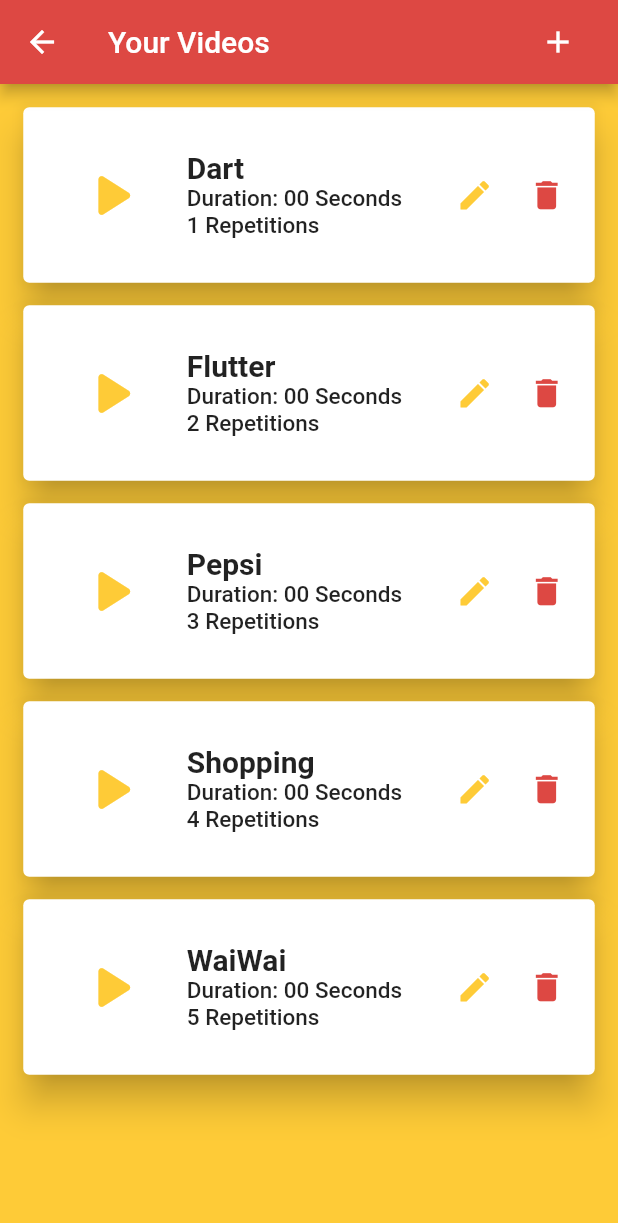
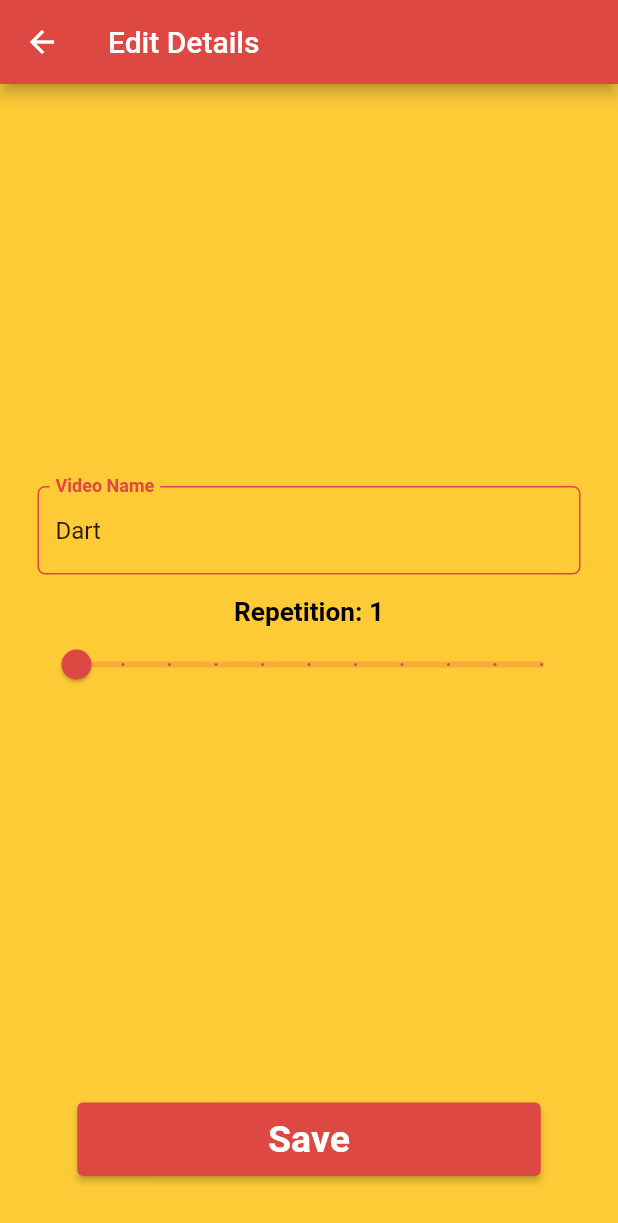
Before and after one commit to AradhyaNepal/2079-Dashain-Practice, a Flutter app: the VideosList screen opened by its route, after a tap on the "edit" icon, on a phone screen of 412 x 824 dp. Shown: the top 1223 px of the screen. Run offline on Flutter 3.47's test engine with Material 2 defaults, Android fonts, the phone set to English and light mode, and no system bars; our stand-ins replace image_picker, smooth_page_indicator, sqflite, video_player; accounts and stored records are empty.

Commit message:
Video Algorithm: CRUD Completed

```diff
--- a/VideoAlgorithm/lib/common/class/database.dart
+++ b/VideoAlgorithm/lib/common/class/database.dart
@@ -81,12 +81,22 @@
 
   }
 
-
+  Future<void> updateAVideo(int id,int repetition,String name) async{
+    await db!.update(
+        videoTableName,
+        {
+          repetitionCol:repetition,
+          nameCol:name
+        },
+        where:"$idCol=?",
+        whereArgs: [id]
+    );
+    await getVideosList(notify: true);
+  }
 
   Future<void> deleteAVideo(int id) async{
     await db!.delete(videoTableName,where:"$idCol=?",whereArgs: [id] );
-    await getVideosList();
-    notifyListeners();
+    await getVideosList(notify: true);
   }
   Future<void> getVideosList ({bool notify=false}) async{
     videosList.clear();
--- a/VideoAlgorithm/lib/common/class/time_dealer.dart
+++ b/VideoAlgorithm/lib/common/class/time_dealer.dart
@@ -5,15 +5,15 @@
     int finalHour = minutes ~/ 60;
     int finalMinutes = minutes - finalHour * 60;
     if (finalHour != 0) {
-      return "${"$finalHour".padLeft(2, "0")}:${"$finalMinutes".padLeft(
+      return "$finalHour:${"$finalMinutes".padLeft(
           2, "0")}:${"$finalSecond".padLeft(2, "0")} Hours";
     }
     else if (finalMinutes != 0) {
-      return "${"$finalMinutes".padLeft(2, "0")}:${"$finalSecond".padLeft(
+      return "$finalMinutes:${"$finalSecond".padLeft(
           2, "0")} Minutes";
     }
     else {
-      return "${finalSecond.toString().padLeft(2, "0")} Seconds";
+      return "$finalSecond Seconds";
     }
   }
 
--- a/VideoAlgorithm/lib/common/constant.dart
+++ b/VideoAlgorithm/lib/common/constant.dart
@@ -4,8 +4,7 @@
   static const String databaseName="db.db";
   static const String howAppWorks="1) In Edit: User can insert, delete, watch and update all stored videos and can set repetition of those videos.\n\n"
       "2) In Play: App's Algorithm make sure in the given timeframe all the videos get played, and higher repetition video played more.\n\n"
-      "3) In Play's Setting: User can choose for how much timeframe all videos are supposed to be played.\n\n"
-      "4) In Play & Its Setting: User can't skip any video. They have to watch Everything, but they can reset the timeframe to make algorithm make playlist again";
+      "3) In Play's Setting: User can choose for how much timeframe all videos are supposed to be played.";
   static List<String> defaultVideosName=[
     "Dart",
     "Flutter",
--- a/VideoAlgorithm/lib/main.dart
+++ b/VideoAlgorithm/lib/main.dart
@@ -4,6 +4,7 @@
 import 'package:video_algorithm/common/class/database.dart';
 import 'package:video_algorithm/common/color.dart';
 import 'package:video_algorithm/screens/edit_video/add_video.dart';
+import 'package:video_algorithm/screens/edit_video/edit_video.dart';
 import 'package:video_algorithm/screens/edit_video/videos_list.dart';
 import 'package:video_algorithm/screens/home_page/home_page.dart';
 import 'package:video_algorithm/screens/home_page/splash_page.dart';
@@ -37,6 +38,7 @@
           HomePage.route:(context)=>const HomePage(),
           VideosList.route:(context)=>const VideosList(),
           AddVideoPage.route:(context)=> AddVideoPage(),
+          EditVideo.route:(context)=> const EditVideo(),
         },
       ),
     );
--- /dev/null
+++ b/VideoAlgorithm/lib/screens/edit_video/edit_video.dart
@@ -0,0 +1,131 @@
+import 'package:flutter/material.dart';
+import 'package:provider/provider.dart';
+import 'package:video_algorithm/common/class/database.dart';
+import 'package:video_algorithm/common/color.dart';
+import 'package:video_algorithm/common/theme.dart';
+import 'package:video_algorithm/metadata/model/videos_model.dart';
+
+class EditVideo extends StatefulWidget {
+  static const String route="EditVideo";
+  const EditVideo({Key? key}) : super(key: key);
+
+  @override
+  State<EditVideo> createState() => _EditVideoState();
+}
+
+class _EditVideoState extends State<EditVideo> {
+
+  int repetitionValue=1;
+  bool isSaving=false;
+  late VideoModel videoModal;
+  String textValue="";
+  final TextEditingController initialValueController=TextEditingController();
+
+  @override
+  void initState() {
+    // TODO: implement initState
+    super.initState();
+    WidgetsBinding.instance.addPostFrameCallback((timeStamp) {
+      videoModal = ModalRoute.of(context)?.settings.arguments as VideoModel;
+      repetitionValue=videoModal.repetition;
+      textValue=videoModal.name;
+      initialValueController.text=textValue;
+      setState(() {
+
+      });
+    });
+
+
+  }
+  @override
+  Widget build(BuildContext context) {
+    return SafeArea(
+      child: Scaffold(
+        appBar: AppBar(
+          title: const Text("Edit Details"),
+        ),
+        body: Container(
+          color: ColorConstant.kPrimaryColor,
+          child:
+          Padding(
+            padding: const EdgeInsets.symmetric(horizontal: 25),
+            child: Column(
+              children: [
+                Spacer(),
+                TextField(
+                  controller: initialValueController,
+                  decoration: CustomTheme.getDecorationWithLabel("Video Name"),
+                  onChanged: (value){
+                    textValue=value;
+                    setState(() {
+                    });
+                  },
+                ),
+                SizedBox(height: 15,),
+                Text(
+                  "Repetition: $repetitionValue",
+                  textAlign: TextAlign.center,
+                  style: TextStyle(
+                      fontWeight: FontWeight.bold,
+                      color: Colors.black,
+                      fontSize: 17.5
+                  ),
+                ),
+                Slider(
+
+                    activeColor: ColorConstant.kSecondaryColor,
+                    min: 1,
+                    max: 10,
+                    divisions: 10,
+                    value: repetitionValue.toDouble(),
+                    onChanged: (value){
+                      setState(() {
+                        repetitionValue=value.toInt();
+                      });
+                    }
+                ),
+
+                Spacer(),
+                isSaving?
+                CircularProgressIndicator()
+                    :SizedBox(
+                  width: MediaQuery.of(context).size.width*0.75,
+                  child: ElevatedButton(
+                      style: ElevatedButton.styleFrom(backgroundColor:ColorConstant.kSecondaryColor),
+                      onPressed: textValue.trim()==""?null:
+                          () async{
+                        setState(() {
+                          isSaving=true;
+                        });
+
+                        await Provider.of<VideosDatabase>(context,listen: false).updateAVideo(videoModal.id, repetitionValue, textValue);
+
+                        setState(() {
+                          isSaving=false;
+                        });
+                        Navigator.pop(context);
+                      },
+                      child: Padding(
+                        padding: EdgeInsets.all(10),
+                        child:
+                        Text(
+                          textValue.trim()==""?"Can't Add!!":"Save",
+                          style: TextStyle(
+                              fontSize: 25,
+                              fontWeight: FontWeight.bold
+                          ),
+                        ),
+                      )
+                  ),
+                ),
+
+
+                SizedBox(height: 40,)
+              ],
+            ),
+          ),
+        ),
+      ),
+    );
+  }
+}
--- a/VideoAlgorithm/lib/screens/edit_video/widgets/add_video_widget.dart
+++ b/VideoAlgorithm/lib/screens/edit_video/widgets/add_video_widget.dart
@@ -22,7 +22,7 @@
   void initState() {
     // TODO: implement initState
     videoLocation=Provider.of<AddVideoProvider>(context,listen: false).videoLocation;
-    print("I was in init");
+    print("I was in init Video Add");
     super.initState();
   }
   @override
@@ -71,7 +71,7 @@
                     child: Padding(
                       padding: EdgeInsets.all(10),
                       child: Text(
-                        videoLocation!=null?"Update Video":"Choose Video",
+                        videoLocation!=null?"Change Video":"Choose Video",
                         style: TextStyle(
                             fontSize: 25,
                             fontWeight: FontWeight.bold
--- a/VideoAlgorithm/lib/screens/edit_video/widgets/video_list_widget.dart
+++ b/VideoAlgorithm/lib/screens/edit_video/widgets/video_list_widget.dart
@@ -1,11 +1,15 @@
+
+import 'dart:io';
 
 import 'package:flutter/material.dart';
+import 'package:path_provider/path_provider.dart';
 import 'package:provider/provider.dart';
 import 'package:video_algorithm/common/class/custom_snackbar.dart';
 import 'package:video_algorithm/common/class/database.dart';
 import 'package:video_algorithm/common/class/time_dealer.dart';
 import 'package:video_algorithm/common/color.dart';
 import 'package:video_algorithm/metadata/model/videos_model.dart';
+import 'package:video_algorithm/screens/edit_video/edit_video.dart';
 
 class VideoListWidget extends StatefulWidget {
   const VideoListWidget({
@@ -57,26 +61,30 @@
                       ),
                     ),
                     Text(
-                        "Duration: "+TimeDealer.getTimeFromSecond(widget.value.length),
+                      widget.value.repetition.toString()+" Repetitions",
+                      style:TextStyle(
+                          fontSize: 15,
+                          fontWeight: FontWeight.w500,
+                          decoration: TextDecoration.underline
+                      ),
+                    ),
+                    Text(
+                        TimeDealer.getTimeFromSecond(widget.value.length),
                       style: TextStyle(
                         fontSize: 15,
                         fontWeight: FontWeight.w500,
                       ),
                     ),
-                    Text(
-                        widget.value.repetition.toString()+" Repetitions",
-                      style:TextStyle(
-                        fontSize: 15,
-                        fontWeight: FontWeight.w500,
-                      ),
-                    ),
+
 
                   ],
                 ),
               ),
               IconButton(
                 iconSize: 25,
-                onPressed: (){},
+                onPressed: (){
+                  Navigator.pushNamed(context, EditVideo.route,arguments: widget.value);
+                },
                 icon: Icon(
                   Icons.edit,
                   color: ColorConstant.kPrimaryColor,
@@ -126,6 +134,10 @@
                       });
                       int items= Provider.of<VideosDatabase>(context,listen: false).videosList.length;
                       if(items>3){
+                        if(widget.value.isDefault==false){
+                          File file=File(widget.value.location);
+                          await file.delete();
+                        }
                         await Provider.of<VideosDatabase>(context,listen: false).deleteAVideo(widget.value.id);
                         showCustomSnackBar(context,"Successfully Deleted");
 
--- a/VideoAlgorithm/lib/screens/home_page/home_page.dart
+++ b/VideoAlgorithm/lib/screens/home_page/home_page.dart
@@ -31,7 +31,7 @@
                   ),
                 ),
               ),
-              SizedBox(height: 10,),
+              SizedBox(height: 15,),
               SizedBox(
                 width: 250,
                 child: ElevatedButton(
@@ -61,7 +61,7 @@
                     )
                 ),
               ),
-              SizedBox(height: 10,),
+              SizedBox(height: 15,),
               SizedBox(
                 width: 250,
                 child: ElevatedButton(
--- a/VideoAlgorithm/pubspec.yaml
+++ b/VideoAlgorithm/pubspec.yaml
@@ -42,7 +42,6 @@
   smooth_page_indicator: ^1.0.0+2
   image_picker: ^0.8.5+3
   path_provider: ^2.0.11
-  path: ^1.8.2
 
 dev_dependencies:
   flutter_test:
```
Also changed, not shown: VideoAlgorithm/lib/screens/edit_video/add_video.dart (+14 -1 lines), VideoAlgorithm/lib/screens/edit_video/provider/add_video_provider.dart (+7 -1 lines), VideoAlgorithm/lib/screens/edit_video/widgets/add_name_repetition_widget.dart (+18 -5 lines), VideoAlgorithm/pubspec.lock.
